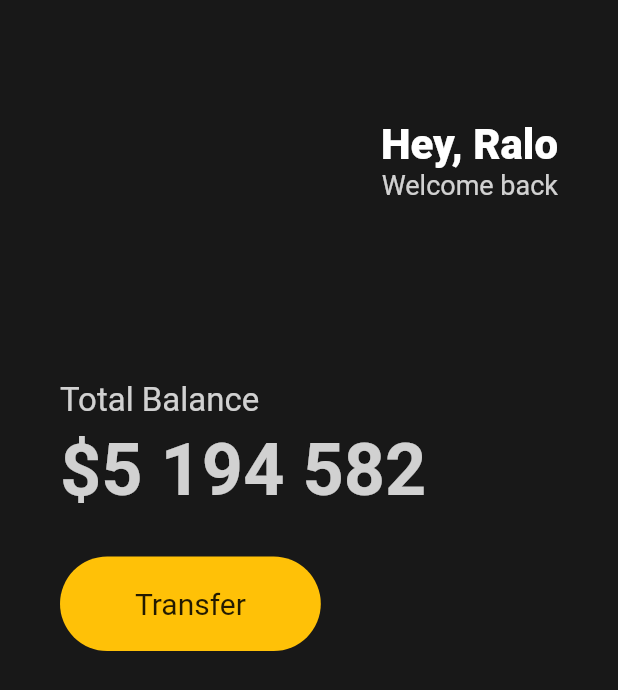
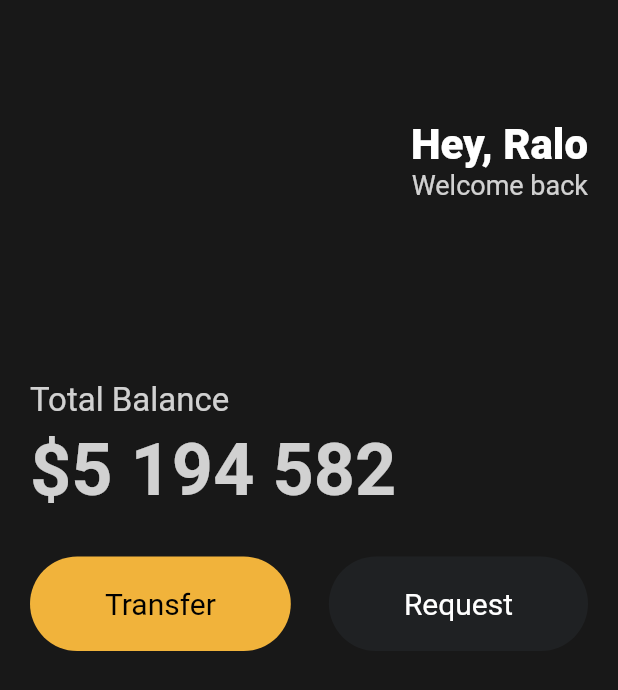
Before and after one commit to ralo-med/toonflix, a Flutter app: the screen it shows after launch, on a phone screen of 412 x 824 dp. Shown: the top 690 px of the screen. Run offline on Flutter 3.47's test engine with Material 2 defaults, Android fonts, the phone set to English and light mode, and no system bars.

Commit message:
#3.5 Reusable Widgets

```diff
--- a/lib/main.dart
+++ b/lib/main.dart
@@ -1,21 +1,27 @@
 import 'package:flutter/material.dart';
 
+import 'widgets/button.dart';
+
 void main() {
-  runApp(App());
+  runApp(const App());
 }
 
 class App extends StatelessWidget {
+  const App({super.key});
+
   @override
   Widget build(BuildContext context) {
     return MaterialApp(
         home: Scaffold(
-            backgroundColor: Color(0xFF181818),
+            backgroundColor: const Color(0xFF181818),
             body: Padding(
-                padding: EdgeInsets.symmetric(horizontal: 40),
+                padding: const EdgeInsets.symmetric(
+                  horizontal: 20,
+                ),
                 child: Column(
                   crossAxisAlignment: CrossAxisAlignment.start,
                   children: [
-                    SizedBox(
+                    const SizedBox(
                       height: 80,
                     ),
                     Row(
@@ -24,7 +30,7 @@ class App extends StatelessWidget {
                         Column(
                           crossAxisAlignment: CrossAxisAlignment.end,
                           children: [
-                            Text(
+                            const Text(
                               'Hey, Ralo',
                               style: TextStyle(
                                 color: Colors.white,
@@ -43,7 +49,7 @@ class App extends StatelessWidget {
                         )
                       ],
                     ),
-                    SizedBox(
+                    const SizedBox(
                       height: 120,
                     ),
                     Text(
@@ -53,7 +59,7 @@ class App extends StatelessWidget {
                         color: Colors.white.withOpacity(0.8),
                       ),
                     ),
-                    SizedBox(
+                    const SizedBox(
                       height: 5,
                     ),
                     Text(
@@ -64,27 +70,22 @@ class App extends StatelessWidget {
                         color: Colors.white.withOpacity(0.8),
                       ),
                     ),
-                    SizedBox(
+                    const SizedBox(
                       height: 30,
                     ),
                     Row(
-                      children: [
-                        Container(
-                            decoration: BoxDecoration(
-                                color: Colors.amber,
-                                borderRadius: BorderRadius.circular(45)),
-                            child: Padding(
-                              padding: EdgeInsets.symmetric(
-                                vertical: 20,
-                                horizontal: 50,
-                              ),
-                              child: Text(
-                                'Transfer',
-                                style: TextStyle(
-                                  fontSize: 20,
-                                ),
-                              ),
-                            ))
+                      mainAxisAlignment: MainAxisAlignment.spaceBetween,
+                      children: const [
+                        Button(
+                          text: 'Transfer',
+                          bgColor: Color(0xFFF1B33B),
+                          textColor: Colors.black,
+                        ),
+                        Button(
+                          text: 'Request',
+                          bgColor: Color(0xFF1F2123),
+                          textColor: Colors.white,
+                        ),
                       ],
                     )
                   ],
--- /dev/null
+++ b/lib/widgets/button.dart
@@ -0,0 +1,37 @@
+import 'package:flutter/material.dart';
+
+class Button extends StatelessWidget {
+  final String text;
+  final Color bgColor;
+  final Color textColor;
+
+  const Button({
+    super.key,
+    required this.text,
+    required this.bgColor,
+    required this.textColor,
+  });
+
+  @override
+  Widget build(BuildContext context) {
+    return Container(
+      decoration: BoxDecoration(
+        color: bgColor,
+        borderRadius: BorderRadius.circular(45),
+      ),
+      child: Padding(
+        padding: const EdgeInsets.symmetric(
+          vertical: 20,
+          horizontal: 50,
+        ),
+        child: Text(
+          text,
+          style: TextStyle(
+            color: textColor,
+            fontSize: 20,
+          ),
+        ),
+      ),
+    );
+  }
+}
```
